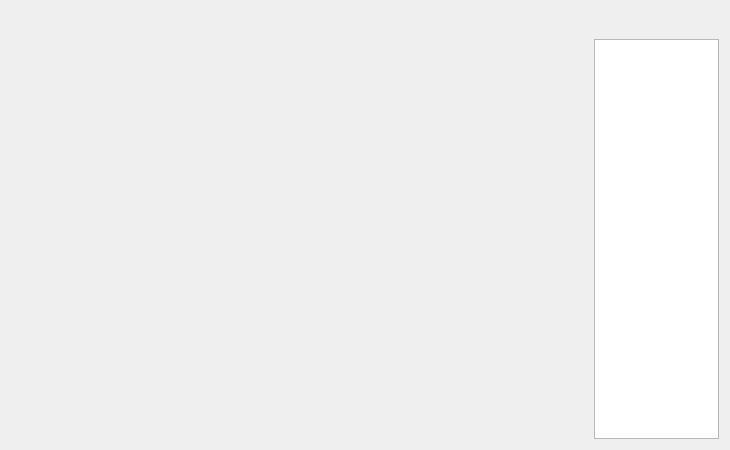
boussouira/moltaqa, file src/controlcenterdialog.ui: the form before one commit.
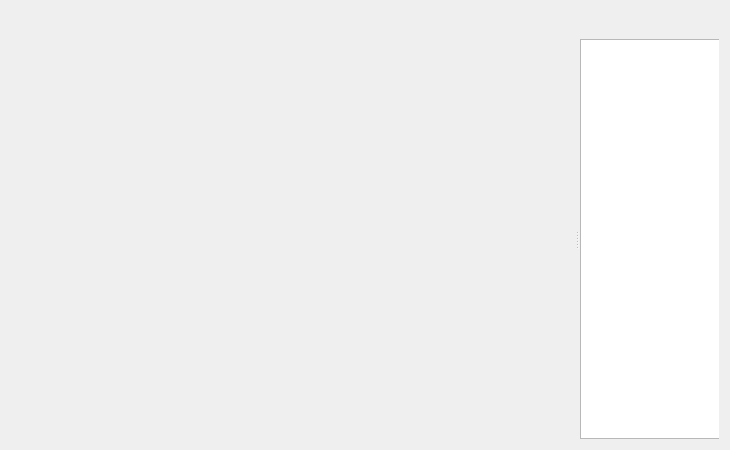
The form after the commit.

Commit message: Improve control center ui

Diff of the .ui file:
```diff
--- a/src/controlcenterdialog.ui
+++ b/src/controlcenterdialog.ui
@@ -16,9 +16,23 @@
   <property name="layoutDirection">
    <enum>Qt::RightToLeft</enum>
   </property>
-  <layout class="QGridLayout" name="gridLayout">
-   <item row="0" column="2">
+  <layout class="QVBoxLayout" name="verticalLayout">
+   <item>
+    <layout class="QHBoxLayout" name="horizontalLayout">
+     <item>
     <widget class="QLabel" name="label_2">
+       <property name="minimumSize">
+        <size>
+         <width>140</width>
+         <height>0</height>
+        </size>
+       </property>
+       <property name="maximumSize">
+        <size>
+         <width>140</width>
+         <height>16777215</height>
+        </size>
+       </property>
      <property name="font">
       <font>
        <family>Times New Roman</family>
@@ -30,17 +44,39 @@
      </property>
     </widget>
    </item>
-   <item row="1" column="0" colspan="3">
-    <widget class="QListWidget" name="listWidget">
+     <item>
+      <widget class="QLabel" name="labelControlName">
+       <property name="font">
+        <font>
+         <family>Times New Roman</family>
+         <pointsize>14</pointsize>
+        </font>
+       </property>
+       <property name="text">
+        <string/>
+       </property>
+       <property name="indent">
+        <number>15</number>
+       </property>
+      </widget>
+     </item>
+    </layout>
+   </item>
+   <item>
+    <widget class="QSplitter" name="splitter">
      <property name="sizePolicy">
-      <sizepolicy hsizetype="Maximum" vsizetype="Expanding">
+      <sizepolicy hsizetype="Expanding" vsizetype="Expanding">
        <horstretch>0</horstretch>
        <verstretch>0</verstretch>
       </sizepolicy>
      </property>
+     <property name="orientation">
+      <enum>Qt::Horizontal</enum>
+     </property>
+     <widget class="QListWidget" name="listWidget">
      <property name="maximumSize">
       <size>
-       <width>125</width>
+        <width>140</width>
        <height>16777215</height>
       </size>
      </property>
@@ -54,28 +90,11 @@
 }</string>
      </property>
     </widget>
-   </item>
-   <item row="1" column="3">
     <widget class="QStackedWidget" name="stackedWidget">
      <property name="currentIndex">
       <number>-1</number>
      </property>
     </widget>
-   </item>
-   <item row="0" column="3">
-    <widget class="QLabel" name="labelControlName">
-     <property name="font">
-      <font>
-       <family>Times New Roman</family>
-       <pointsize>14</pointsize>
-      </font>
-     </property>
-     <property name="text">
-      <string/>
-     </property>
-     <property name="indent">
-      <number>15</number>
-     </property>
     </widget>
    </item>
   </layout>
```
Lines whose indentation alone changed are shown as unchanged.
